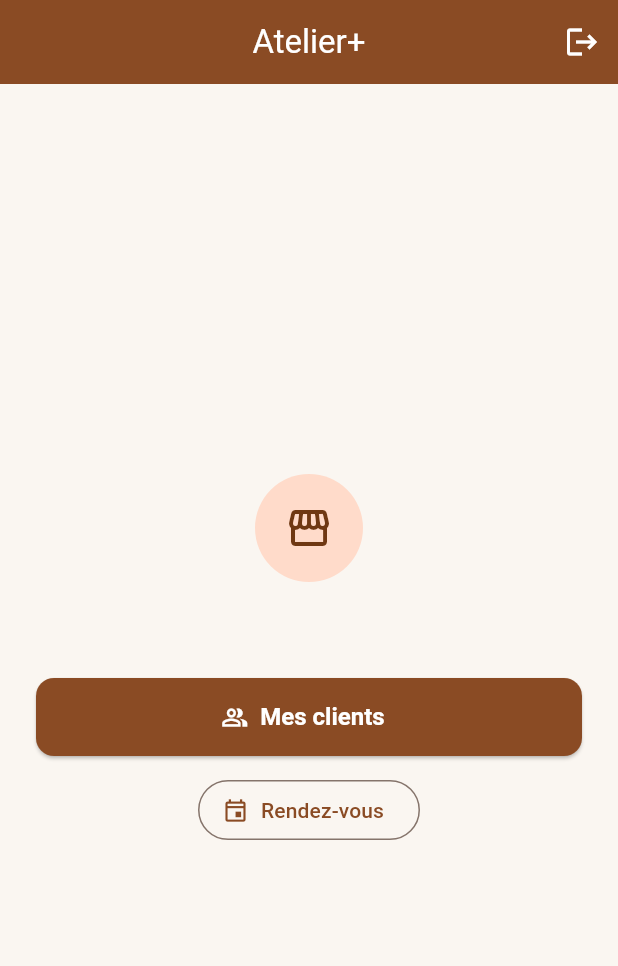
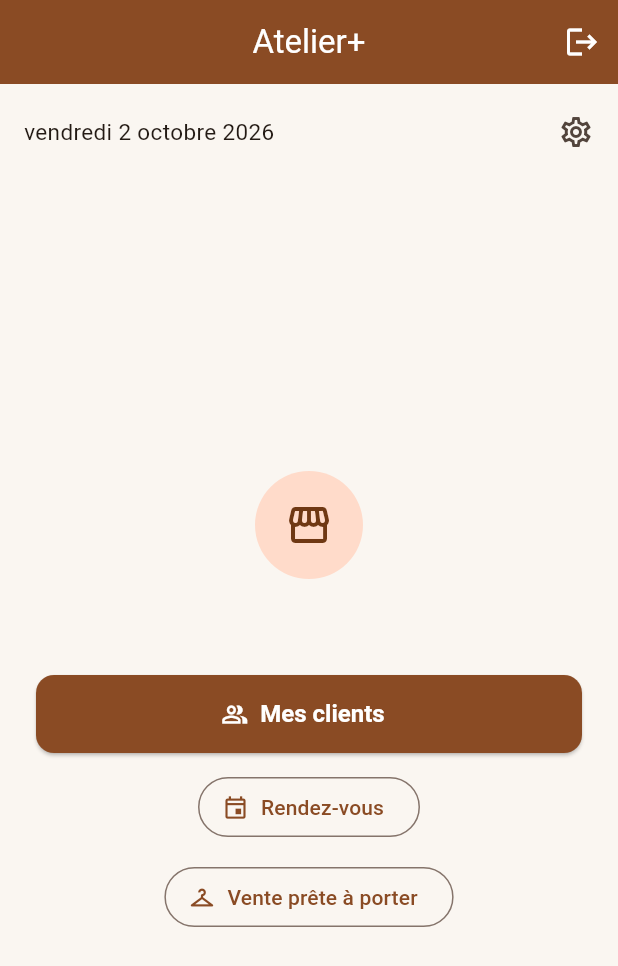
Before and after one commit to ouattaradanou-debug/forevercare-ai, a Flutter app: the screen it shows once a user with an empty profile is signed in, on a phone screen of 412 x 824 dp. Shown: the top 966 px of the screen. Run offline on Flutter 3.47's test engine with Material 3 defaults, Android fonts, the phone set to English and light mode, and no system bars; our stand-ins replace connectivity_plus, drift, flutter_image_compress, flutter_local_notifications, flutter_riverpod, flutter_timezone and 9 more; accounts and stored records are empty; generated files the repository leaves out were written again.

Commit message:
feat(atelier_plus): écran Paramètres (types de tenue, équipe, thème) + module Vente prête à porter
Réorganisation de l'accueil demandée par l'utilisateur :
- Nouvel écran Paramètres regroupant "Mes types de tenue" et "Mon
  équipe" (anciens boutons propriétaire de l'accueil), plus un
  sélecteur de thème Clair/Sombre/Système.
- Thème sombre ajouté (AppTheme.sombre) et mode persisté localement
  via shared_preferences (themeModeProvider), appliqué dans
  MaterialApp.router (theme/darkTheme/themeMode).
- Accueil : ligne date (à gauche) + icône ⚙️ Paramètres (à l'extrême
  droite) ajoutée sous le bandeau d'essai ; boutons types de tenue et
  apprentis retirés du corps (déplacés dans Paramètres) ; nouveau
  bouton "Vente prête à porter" (écran "bientôt disponible", le
  périmètre fonctionnel sera défini dans une étape dédiée).

Co-Authored-By: Claude Sonnet 5 <noreply@anthropic.com>
Claude-Session: https://claude.ai/code/session_01HPRTXPCgGzxUX9YW2QHUsa

```diff
--- a/atelier_plus/lib/core/router/app_router.dart
+++ b/atelier_plus/lib/core/router/app_router.dart
@@ -24,9 +24,11 @@ import '../../features/mesures/presentation/ecran_gestion_types_tenue.dart';
 import '../../features/mesures/presentation/ecran_prise_mesure.dart';
 import '../../features/mesures/presentation/ecran_selection_type_tenue.dart';
 import '../../features/finances/presentation/ecran_finances_client.dart';
+import '../../features/parametres/presentation/ecran_parametres.dart';
 import '../../features/permissions/presentation/ecran_panneau_permissions.dart';
 import '../../features/rendezvous/presentation/ecran_formulaire_rendez_vous.dart';
 import '../../features/rendezvous/presentation/ecran_liste_rendez_vous.dart';
+import '../../features/vente_pret_a_porter/presentation/ecran_vente_pret_a_porter.dart';
 
 /// Chemins nommés des routes de l'application, centralisés pour éviter les
 /// chaînes de caractères éparpillées dans le code.
@@ -72,6 +74,9 @@ class AppRoutes {
   static String financesClient(String clientId) => '/clients/$clientId/finances';
 
   static const String abonnement = '/abonnement';
+
+  static const String parametres = '/parametres';
+  static const String ventePretAPorter = '/vente-pret-a-porter';
 }
 
 /// Router déclaratif de l'application (go_router), avec redirection
@@ -181,6 +186,14 @@ final routerProvider = Provider<GoRouter>((ref) {
         path: AppRoutes.abonnement,
         builder: (context, state) => const EcranAbonnement(),
       ),
+      GoRoute(
+        path: AppRoutes.parametres,
+        builder: (context, state) => const EcranParametres(),
+      ),
+      GoRoute(
+        path: AppRoutes.ventePretAPorter,
+        builder: (context, state) => const EcranVentePretAPorter(),
+      ),
     ],
   );
 });
--- a/atelier_plus/lib/core/theme/app_theme.dart
+++ b/atelier_plus/lib/core/theme/app_theme.dart
@@ -59,4 +59,54 @@ class AppTheme {
       ),
     );
   }
+
+  static ThemeData get sombre {
+    final colorScheme = ColorScheme.fromSeed(
+      seedColor: AppColors.primaire,
+      primary: AppColors.secondaire,
+      secondary: AppColors.secondaire,
+      error: AppColors.erreur,
+      brightness: Brightness.dark,
+    );
+
+    return ThemeData(
+      useMaterial3: true,
+      colorScheme: colorScheme,
+      scaffoldBackgroundColor: const Color(0xFF17130F),
+      textTheme: const TextTheme(
+        bodyLarge: TextStyle(fontSize: 16, color: Color(0xFFF0E9E2)),
+        bodyMedium: TextStyle(fontSize: 15, color: Color(0xFFF0E9E2)),
+      ),
+      appBarTheme: const AppBarTheme(
+        backgroundColor: Color(0xFF231A14),
+        foregroundColor: Colors.white,
+        centerTitle: true,
+        elevation: 0,
+      ),
+      elevatedButtonTheme: ElevatedButtonThemeData(
+        style: ElevatedButton.styleFrom(
+          backgroundColor: AppColors.secondaire,
+          foregroundColor: Colors.black,
+          minimumSize: const Size.fromHeight(52),
+          textStyle: const TextStyle(fontSize: 16, fontWeight: FontWeight.w600),
+          shape: RoundedRectangleBorder(borderRadius: BorderRadius.circular(12)),
+        ),
+      ),
+      inputDecorationTheme: InputDecorationTheme(
+        filled: true,
+        fillColor: const Color(0xFF231A14),
+        border: OutlineInputBorder(
+          borderRadius: BorderRadius.circular(12),
+          borderSide: const BorderSide(color: Color(0xFF4A3C30)),
+        ),
+        contentPadding: const EdgeInsets.symmetric(horizontal: 16, vertical: 14),
+      ),
+      cardTheme: CardThemeData(
+        elevation: 1,
+        color: const Color(0xFF231A14),
+        shape: RoundedRectangleBorder(borderRadius: BorderRadius.circular(14)),
+        margin: const EdgeInsets.symmetric(vertical: 6),
+      ),
+    );
+  }
 }
--- a/atelier_plus/lib/features/auth/presentation/ecran_accueil_provisoire.dart
+++ b/atelier_plus/lib/features/auth/presentation/ecran_accueil_provisoire.dart
@@ -3,6 +3,7 @@ import 'package:flutter_riverpod/flutter_riverpod.dart';
 import 'package:go_router/go_router.dart';
 
 import '../../../core/router/app_router.dart';
+import '../../../core/utils/formatters.dart';
 import '../../../data/sync/sync_providers.dart';
 import '../../abonnement/presentation/bandeau_essai.dart';
 import '../../abonnement/providers/abonnement_providers.dart';
@@ -10,9 +11,11 @@ import '../providers/auth_providers.dart';
 
 /// Écran d'accueil minimal : confirme la connexion, affiche le nom et le
 /// logo de l'atelier, le bandeau d'essai le cas échéant, et donne accès
-/// aux apprentis, aux clients, aux types de tenue, aux rendez-vous et à
-/// l'abonnement. Le vrai tableau de bord (statistiques) sera construit
-/// dans une phase ultérieure.
+/// aux clients, aux rendez-vous, à la vente prête à porter et (pour le
+/// propriétaire) à l'abonnement. Les réglages de l'atelier (types de
+/// tenue, équipe) et le thème sont regroupés dans l'écran Paramètres,
+/// accessible via l'icône ⚙️. Le vrai tableau de bord (statistiques) sera
+/// construit dans une phase ultérieure.
 class EcranAccueilProvisoire extends ConsumerStatefulWidget {
   const EcranAccueilProvisoire({super.key});
 
@@ -76,6 +79,23 @@ class _EcranAccueilProvisoireState extends ConsumerState<EcranAccueilProvisoire>
       body: Column(
         children: [
           const BandeauEssai(),
+          Padding(
+            padding: const EdgeInsets.fromLTRB(16, 8, 4, 0),
+            child: Row(
+              mainAxisAlignment: MainAxisAlignment.spaceBetween,
+              children: [
+                Text(
+                  Formatters.dateLongue(DateTime.now()),
+                  style: Theme.of(context).textTheme.bodyMedium,
+                ),
+                IconButton(
+                  tooltip: 'Paramètres',
+                  icon: const Icon(Icons.settings_outlined),
+                  onPressed: () => context.push(AppRoutes.parametres),
+                ),
+              ],
+            ),
+          ),
           Expanded(
             child: Center(
               child: SingleChildScrollView(
@@ -114,19 +134,13 @@ class _EcranAccueilProvisoireState extends ConsumerState<EcranAccueilProvisoire>
                       icon: const Icon(Icons.event_outlined),
                       label: const Text('Rendez-vous'),
                     ),
+                    const SizedBox(height: 12),
+                    OutlinedButton.icon(
+                      onPressed: () => context.push(AppRoutes.ventePretAPorter),
+                      icon: const Icon(Icons.checkroom_outlined),
+                      label: const Text('Vente prête à porter'),
+                    ),
                     if (estProprietaire) ...[
-                      const SizedBox(height: 12),
-                      OutlinedButton.icon(
-                        onPressed: () => context.push(AppRoutes.typesTenue),
-                        icon: const Icon(Icons.checkroom_outlined),
-                        label: const Text('Mes types de tenue'),
-                      ),
-                      const SizedBox(height: 12),
-                      OutlinedButton.icon(
-                        onPressed: () => context.push(AppRoutes.apprentis),
-                        icon: const Icon(Icons.person_outline),
-                        label: const Text('Gérer mes apprentis'),
-                      ),
                       const SizedBox(height: 12),
                       OutlinedButton.icon(
                         onPressed: () => context.push(AppRoutes.abonnement),
--- a/atelier_plus/lib/main.dart
+++ b/atelier_plus/lib/main.dart
@@ -9,6 +9,7 @@ import 'core/config/supabase_config.dart';
 import 'core/notifications/notifications_service.dart';
 import 'core/router/app_router.dart';
 import 'core/theme/app_theme.dart';
+import 'core/theme/theme_mode_provider.dart';
 import 'data/sync/sync_providers.dart';
 
 Future<void> main() async {
@@ -53,6 +54,8 @@ class AtelierPlusApp extends ConsumerWidget {
       title: AppConfig.nomApplication,
       debugShowCheckedModeBanner: false,
       theme: AppTheme.clair,
+      darkTheme: AppTheme.sombre,
+      themeMode: ref.watch(themeModeProvider),
       locale: const Locale('fr', 'FR'),
       supportedLocales: const [Locale('fr', 'FR')],
       localizationsDelegates: const [
--- a/atelier_plus/pubspec.yaml
+++ b/atelier_plus/pubspec.yaml
@@ -50,6 +50,9 @@ dependencies:
   # --- Identifiants uniques générés côté client (indispensable hors-ligne) ---
   uuid: ^4.5.1
 
+  # --- Persistance de préférences simples (thème clair/sombre/système) ---
+  shared_preferences: ^2.3.3
+
   # --- Export PDF de fiche client, avec logo/nom d'atelier ---
   pdf: ^3.11.1
   printing: ^5.13.4
```
Also changed, not shown: atelier_plus/lib/core/theme/theme_mode_provider.dart (added, +37 -0 lines), atelier_plus/lib/features/parametres/presentation/ecran_parametres.dart (added, +89 -0 lines), atelier_plus/lib/features/vente_pret_a_porter/presentation/ecran_vente_pret_a_porter.dart (added, +35 -0 lines).
